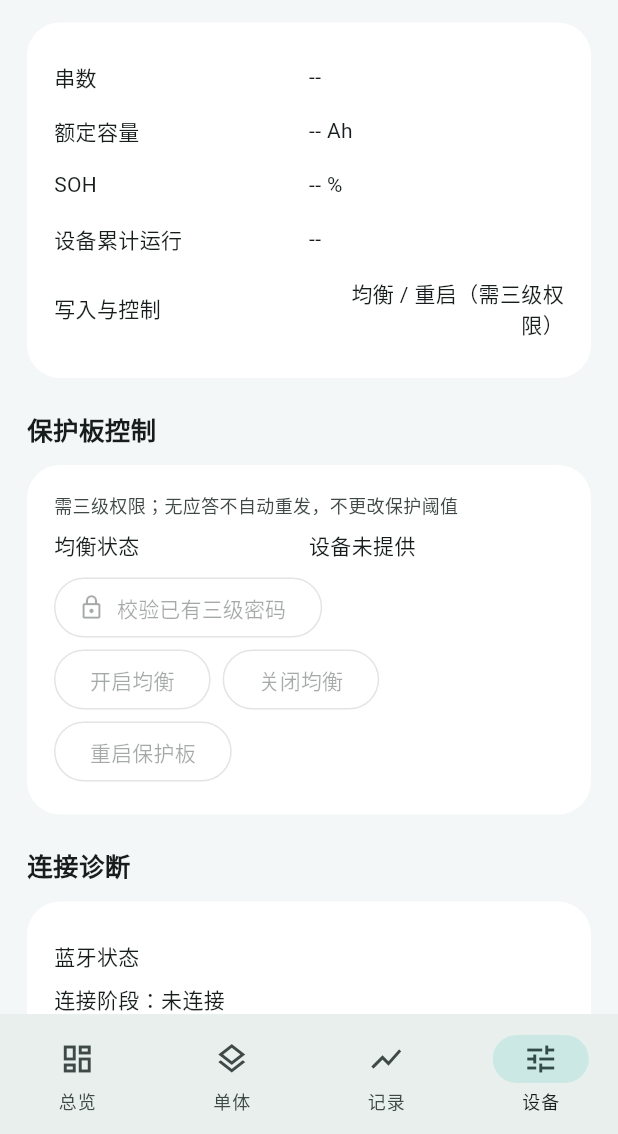
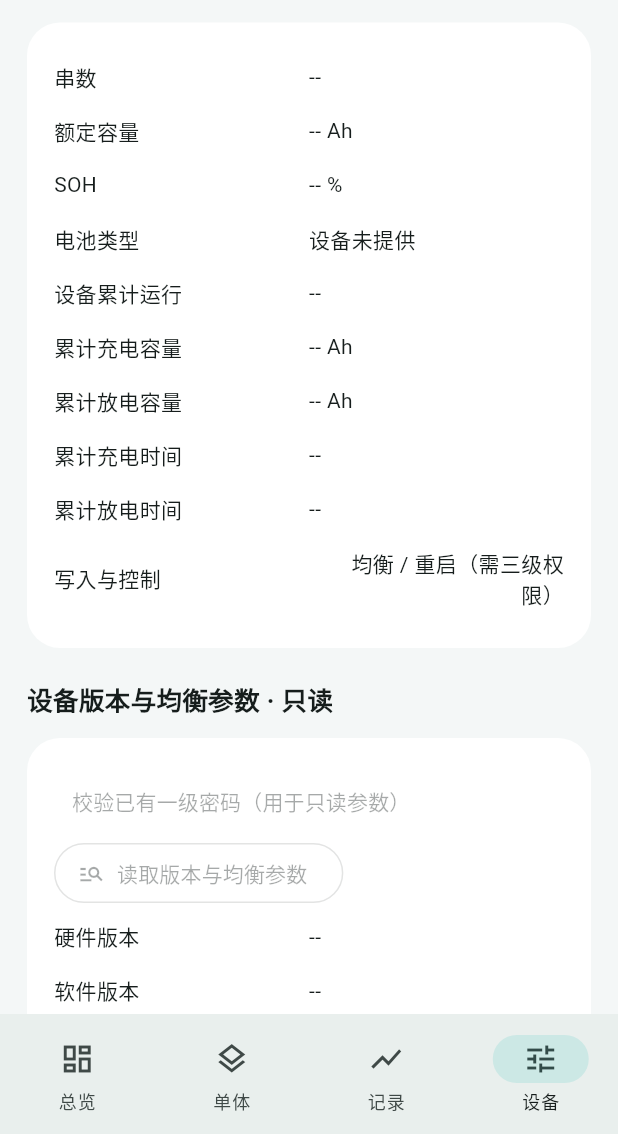
Before and after one commit to Boos4721/repo, a Flutter app: the screen it shows after launch, item 4 of the bottom bar chosen, scrolled down 576 dp, on a phone screen of 412 x 824 dp, the part 102-1236 px from its top. Run offline on Flutter 3.47's test engine with Material 3 defaults, Android fonts, the light colour scheme and no system bars; our stand-ins replace device_info_plus, geolocator, permission_handler, share_plus; missing offline and left inert: dart:ffi, flutter_reactive_ble.

Commit message:
Expand BMS read-only details, alarms, balancing and shorter realtime frames (v0.6.0)

```diff
--- a/app/lib/battery_controller.dart
+++ b/app/lib/battery_controller.dart
@@ -11,6 +11,7 @@ import 'core.dart';
 import 'ble_channel.dart';
 import 'record_archive.dart';
 import 'device_protocol.dart';
+import 'bms_details.dart';
 
 import 'package:device_info_plus/device_info_plus.dart';
 
@@ -109,10 +110,18 @@ class BatteryController extends ChangeNotifier {
   final meter = LanbaoProtocol();
   final Map<String, dynamic> _meterMetadata = {};
   bool commandBusy = false;
+  bool detailsBusy = false;
+  final Map<String, String> identity = {};
+  final Map<int, int> balanceParameters = {};
+  DateTime? detailsUpdated;
+  String? detailsResult;
+  Completer<List<int>>? _detailsReply;
+  int? _detailAddress;
+  int _detailLength = 0;
   String? commandResult;
   Completer<int>? _commandReply;
   int? _expectedFunction, _expectedRegister;
-  bool get canControl => _foreground && !isMeter && !stale && !commandBusy &&
+  bool get canControl => _foreground && !isMeter && !stale && !commandBusy && !detailsBusy &&
       state == LinkState.connected && (snapshot?['permission'] as num? ?? 0) >= 3;
 
   void setMeterMatchCode(String code) {
@@ -123,7 +132,7 @@ class BatteryController extends ChangeNotifier {
   }
 
   Future<int> _transact(List<int> frame, int function, int register) async {
-    if (isMeter || state != LinkState.connected || stale || _write == null || commandBusy) {
+    if (isMeter || state != LinkState.connected || stale || _write == null || commandBusy || detailsBusy) {
       throw StateError('需要新鲜数据与真实 ANT 直连，且无其他命令执行中');
     }
     commandBusy = true;
@@ -157,18 +166,71 @@ class BatteryController extends ChangeNotifier {
     }
   }
 
-  Future<void> authenticate(String password) async {
-    final frame = antUserPermission(password);
+  Future<void> authenticate(String password, {int level = 3}) async {
+    final frame = antUserPermission(password, level: level);
     try {
-      final level = await _transact(frame, 0x43, 346);
-      if (level < 0) throw StateError('连接已中断');
-      if (snapshot != null) snapshot!['permission'] = level;
-      commandResult = level >= 3 ? '设备返回 $level 级权限' : '校验未达到三级权限（返回 $level 级）';
+      final returnedLevel = await _transact(frame, 0x43, 330 + (level - 1) * 8);
+      if (returnedLevel < 0) throw StateError('连接已中断');
+      if (snapshot != null) snapshot!['permission'] = returnedLevel;
+      commandResult = returnedLevel >= level ? '设备返回 $returnedLevel 级权限' : '校验未达到 $level 级权限（返回 $returnedLevel 级）';
       log(commandResult!); // Password and credential frame never enter logs.
     } catch (_) {
       commandResult = '权限校验未确认，请重新连接后重试';
     }
     if (!_disposed) notifyListeners();
+  }
+
+  Future<void> readDetails() async {
+    if (!_foreground || isMeter || state != LinkState.connected || stale || commandBusy || detailsBusy ||
+        (snapshot?['permission'] as num? ?? 0) < 1) {
+      throw StateError('真实 ANT 直连且至少一级权限才能读取设备信息');
+    }
+    detailsBusy = true;
+    detailsResult = '读取设备版本与均衡参数…';
+    final epoch = _epoch;
+    notifyListeners();
+    try {
+      final deadline = DateTime.now().add(const Duration(seconds: 4));
+      while (_writing && DateTime.now().isBefore(deadline)) {
+        await Future<void>.delayed(const Duration(milliseconds: 30));
+      }
+      if (_writing) throw StateError('读取通道忙');
+      for (final block in [(620, 16, '硬件版本'), (636, 16, '软件版本'),
+          (262, 32, '电池编号'), (140, 12, '均衡参数')]) {
+        if (epoch != _epoch || _write == null || !_foreground) throw StateError('连接已变化');
+        final reply = Completer<List<int>>();
+        _detailsReply = reply;
+        _detailAddress = block.$1;
+        _detailLength = block.$2;
+        await _write!.write(antReadParameter(block.$1, block.$2), withResponse: _writeWithResponse)
+            .timeout(const Duration(seconds: 3));
+        final data = await reply.future.timeout(const Duration(seconds: 2));
+        if (epoch != _epoch || data.length != block.$2) throw StateError('未取得完整参数块');
+        if (block.$1 == 140) {
+          for (var i = 0; i < data.length; i += 2) {
+            balanceParameters[140 + i] = data[i] | data[i + 1] << 8;
+          }
+        } else {
+          identity[block.$3] = parameterAscii(data);
+        }
+        detailsUpdated = DateTime.now();
+        log('读取 ${block.$3} 完成（${data.length} 字节）');
+        _detailsReply = null;
+        _detailAddress = null;
+      }
+      detailsResult = '已读取版本 / 编号 / 均衡参数（只读）';
+    } catch (_) {
+      detailsResult = '读取未完成，已取得的字段保留；请核对权限与固件。';
+      // Isolate late replies from a subsequent read of the same block.
+      if (epoch == _epoch) await disconnect();
+    } finally {
+      _detailsReply = null;
+      _detailAddress = null;
+      detailsBusy = false;
+      _requestAt = DateTime.now();
+      if (state == LinkState.connected) await refresh();
+      if (!_disposed) notifyListeners();
+    }
   }
 
   Future<void> control(int command) async {
@@ -311,6 +373,10 @@ class BatteryController extends ChangeNotifier {
   Future<void> connect(DiscoveredDevice d, {String? meterCode}) async {
     await disconnect();
     if (_disposed) return;
+    identity.clear();
+    balanceParameters.clear();
+    detailsUpdated = null;
+    detailsResult = null;
     snapshot = null;
     updated = null;
     deviceId = d.id;
@@ -449,7 +515,7 @@ class BatteryController extends ChangeNotifier {
       if (_foreground && epoch == _epoch) {
         _send();
         final responseTimeout = state == LinkState.connected ? 5 : 10;
-        if (!commandBusy && _requestAt != null &&
+        if (!commandBusy && !detailsBusy && _requestAt != null &&
             DateTime.now().difference(_requestAt!).inSeconds >= responseTimeout) {
           _failed('$responseTimeout 秒内未收到有效实时应答（请求 $requestsSent，通知 $notificationCount，有效帧 $validFrames）');
         }
@@ -460,7 +526,7 @@ class BatteryController extends ChangeNotifier {
 
   bool _writeWithResponse = false;
   Future<void> _send() async {
-    if (_writing || commandBusy || _write == null || (!isMeter && core == null)) return;
+    if (_writing || commandBusy || detailsBusy || _write == null || (!isMeter && core == null)) return;
     _writing = true;
     final epoch = _epoch;
     final characteristic = _write!;
@@ -533,6 +599,11 @@ class BatteryController extends ChangeNotifier {
       } else if (event['type'] == 'segment') {
         final segment = event['data'] as Map;
         final data = List<int>.from(segment['data'] as List);
+        if (segment['address'] == 0xa1 && segment['function'] == 0x12 &&
+            segment['register'] == _detailAddress && data.length == _detailLength &&
+            _detailsReply != null && !_detailsReply!.isCompleted) {
+          _detailsReply!.complete(data);
+        }
         if (segment['address'] == 0xa1 && segment['function'] == _expectedFunction &&
             segment['register'] == _expectedRegister && data.length >= 2 &&
             _commandReply != null && !_commandReply!.isCompleted) {
@@ -554,6 +625,7 @@ class BatteryController extends ChangeNotifier {
       return;
     ++_epoch;
     if (_commandReply != null && !_commandReply!.isCompleted) _commandReply!.complete(-1);
+    if (_detailsReply != null && !_detailsReply!.isCompleted) _detailsReply!.complete([]);
     _poll?.cancel();
     _connection?.cancel();
     _notifications?.cancel();
@@ -584,6 +656,7 @@ class BatteryController extends ChangeNotifier {
     log('断开连接 / 停止扫描与重连');
     ++_epoch;
     if (_commandReply != null && !_commandReply!.isCompleted) _commandReply!.complete(-1);
+    if (_detailsReply != null && !_detailsReply!.isCompleted) _detailsReply!.complete([]);
     _scanTimer?.cancel();
     _poll?.cancel();
     _reconnectTimer?.cancel();
@@ -613,6 +686,10 @@ class BatteryController extends ChangeNotifier {
   Future<void> demo() async {
     await disconnect();
     if (_disposed) return;
+    identity.clear();
+    balanceParameters.clear();
+    detailsUpdated = null;
+    detailsResult = null;
     error = null;
     if (core == null) { error = startupError; notifyListeners(); return; }
     family = DeviceFamily.ant;
--- /dev/null
+++ b/app/lib/bms_details.dart
@@ -0,0 +1,162 @@
+// Dictionaries derived from maibms BitDict.kt (MIT); see NOTICE.md.
+const protectionNames = <int, String>{
+  0: '设置电芯类型',
+  1: '单体过压保护',
+  2: '单体2级过压',
+  3: '总压过压保护',
+  4: '单体欠压保护',
+  5: '单体2级欠压',
+  6: '总压欠压保护',
+  7: '单体压差保护',
+  8: '电池高温充电',
+  9: '电池高温放电',
+  10: 'MOS高温保护',
+  11: '电池低温充电',
+  12: '电池低温放电',
+  13: '充电过流保护',
+  14: '放电过流保护',
+  15: '放电二级过流',
+  16: '短路保护',
+  17: '控制放电开关1',
+  18: '控制放电开关2',
+  19: '控制放电开关3',
+  20: '控制放电开关4',
+  21: '控制充电开关1',
+  22: '控制充电开关2',
+  23: '控制充电开关3',
+  24: '控制充电开关4',
+  25: '均衡线掉串',
+  26: '电流异常',
+  27: '放电MOS异常',
+  28: '充电MOS异常',
+  29: '内部通信异常',
+  30: '预充失败',
+  31: 'BMS初始化',
+  32: '自检1',
+  33: '自检2',
+  34: '充电通信检测',
+  35: 'GPS丢失保护',
+  36: '防打火工作',
+  37: '自检3',
+  38: '请升级固件',
+  39: '继电器预充失败',
+  40: '继电器粘连',
+  41: '放电保险异常',
+  42: '充电保险异常',
+  43: '模组失联',
+  44: '可用时间到达',
+  45: '预放MOS异常',
+  46: '预充MOS异常',
+  47: '负载锁定开启',
+  48: '采集接收模式',
+  50: '采集Boot模式',
+};
+const warningNames = <int, String>{
+  0: '单体过压告警',
+  1: '总压过压告警',
+  2: '单体欠压告警',
+  3: '总压欠压告警',
+  4: '单体压差告警',
+  5: '电池充电高温',
+  6: '电池放电高温',
+  7: '电池充电低温',
+  8: '电池放电低温',
+  9: 'MOS高温告警',
+  10: '充电过流告警',
+  11: '放电过流告警',
+  12: 'SOC一级告警',
+  13: 'SOC二级告警',
+  14: '单体效验异常',
+  15: '总压效验异常',
+  16: '预充失败',
+  17: '电池充满',
+  18: '电池充电中',
+  19: '电池放电中',
+  20: 'CAN充电连接',
+  21: '485充电连接',
+  22: '充电连接CUR',
+  23: '充电MOS开',
+  24: '放电MOS开',
+  25: '均衡开',
+  26: '待机中',
+  27: '均衡极限',
+  28: '均衡压差',
+  29: '均衡自动',
+  30: '均衡过温',
+  31: '电压保护',
+  32: '温度保护',
+  33: '系统错误',
+  34: 'GPS通信丢失',
+  35: '均衡检测',
+  36: '电加热开启',
+  37: '强制输出中',
+  38: '蓝牙关闭',
+  39: '继电器预充中',
+  40: 'MOS预充中',
+  41: '充电继电器开',
+  42: '放电继电器开',
+  43: '时钟异常',
+  44: '强制开启充电',
+  45: '调试模式',
+  46: '可用时间到达',
+  47: '可用即将到达',
+  48: '防打火中',
+  49: '即将低压关机',
+  50: '蚂蚁充电连接',
+  51: '均衡等待',
+  52: '测试模式',
+  53: '内部通信不稳定',
+};
+const warningStateBits = {17,18,19,20,21,22,23,24,25,26,27,28,29,30,35,36,37,39,40,41,42,45,48,50,51,52};
+
+List<String> decodeBmsBits(String? hex, {bool warning = false, bool states = false}) {
+  if (hex == null) return ['设备未提供'];
+  final bits = BigInt.tryParse(hex, radix: 16);
+  if (bits == null) return ['位域格式无效'];
+  final dict = warning ? warningNames : protectionNames;
+  final result = <String>[];
+  for (var i = 0; i < 64; i++) {
+    if ((bits & (BigInt.one << i)) == BigInt.zero) continue;
+    if (warning && warningStateBits.contains(i) != states) continue;
+    result.add('bit$i · ${dict[i] ?? "未知位（保留）"}');
+  }
+  return result;
+}
+
+String batteryChemistry(num? value) => switch(value?.toInt()) {
+  0xfaf1 => '三元锂', 0xfaf2 => '磷酸铁锂', 0xfaf3 => '钛酸锂',
+  0xfaf6 => '钠电', 0xfaf7 => '磷酸锰铁锂', null => '设备未提供',
+  _ => '未知编码 0x${value!.toInt().toRadixString(16).toUpperCase()}',
+};
+
+String elapsedSeconds(num? value) {
+  if (value == null) return '--';
+  final seconds = value.toInt();
+  if (seconds < 0) return '无效时间';
+  return '${seconds ~/ 86400}天 ${seconds % 86400 ~/ 3600}小时 ${seconds % 3600 ~/ 60}分钟';
+}
+
+String parameterAscii(List<int> bytes) => String.fromCharCodes(bytes
+    .takeWhile((b) => b != 0).where((b) => b >= 32 && b <= 126)).trim();
+
+Map<String, num>? activeBalance(Map<String, dynamic>? snapshot) {
+  final type = snapshot?['bms_type'];
+  final raw = snapshot?['balance_raw'];
+  if (![1, 2].contains(type) || raw is! int) return null;
+  var current = raw >> 8 & 255;
+  if (current >= 128) current -= 256;
+  return {'cell': raw >> 24 & 255, 'resistance_mohm': (raw >> 16 & 255) / 100,
+    'current_a': current / (type == 2 ? 10 : 100), 'fault_raw': raw & 255};
+}
+
+const balanceParameterNames = <int, String>{
+  140: '均衡极限电压', 142: '充电均衡起控电压', 144: '均衡启动压差',
+  146: '均衡结束压差', 148: '均衡电流（原始值）', 150: '均衡充电电流',
+};
+
+String balanceParameterValue(int address, int? value) {
+  if (value == null) return '--';
+  if (address <= 146) return '${(value / 1000).toStringAsFixed(3)} V';
+  if (address == 150) return '${(value / 10).toStringAsFixed(1)} A';
+  return '$value';
+}
--- a/app/lib/main.dart
+++ b/app/lib/main.dart
@@ -9,6 +9,7 @@ import 'battery_controller.dart';
 import 'device_profile.dart';
 import 'gps_controller.dart';
 import 'device_protocol.dart';
+import 'bms_details.dart';
 
 void main() => runApp(const AntApp());
 
@@ -77,11 +78,11 @@ class _BatteryHomeState extends State<BatteryHome> with WidgetsBindingObserver {
       ]));
   }
 
-  Future<void> authenticateBoard() async {
+  Future<void> authenticateBoard({int level = 3}) async {
     final generation = c.connectionGeneration;
-    final password = await askSecret('校验三级权限', hint: '输入已有 8 位 ASCII 密码；不保存，不尝试默认密码');
+    final password = await askSecret('校验 $level 级权限', hint: '输入已有 8 位 ASCII 密码；不保存，不尝试默认密码');
     if (!mounted || password == null || generation != c.connectionGeneration) return;
-    try { await c.authenticate(password); }
+    try { await c.authenticate(password, level: level); }
     catch (error) {
       if (mounted) ScaffoldMessenger.of(context).showSnackBar(SnackBar(content: Text('$error')));
     }
@@ -511,18 +512,16 @@ class _BatteryHomeState extends State<BatteryHome> with WidgetsBindingObserver {
         ),
       ),
       heading('保护与告警'),
-      box(
-        Column(
-          crossAxisAlignment: CrossAxisAlignment.start,
-          children: [
-            Text('保护位：${s?['protection_bits'] ?? '--'}'),
-            const SizedBox(height: 8),
-            Text('告警位：${s?['warning_bits'] ?? '--'}'),
-            const SizedBox(height: 8),
-            muted('保留原始位域，未知位不会被隐藏。'),
-          ],
-        ),
-      ),
+      box(Column(crossAxisAlignment: CrossAxisAlignment.start, children: [
+        Text('保护：${decodeBmsBits(s?['protection_bits'] as String?).join("；").isEmpty ? "无已报告保护位" : decodeBmsBits(s?['protection_bits'] as String?).join("；")}'),
+        const SizedBox(height: 8),
+        Text('告警：${decodeBmsBits(s?['warning_bits'] as String?, warning: true).join("；").isEmpty ? "无已报告告警位" : decodeBmsBits(s?['warning_bits'] as String?, warning: true).join("；")}'),
+        ExpansionTile(tilePadding: EdgeInsets.zero, title: const Text('运行状态与原始位域'), children: [
+          Text(decodeBmsBits(s?['warning_bits'] as String?, warning: true, states: true).join('；')),
+          SelectableText('保护：${s?['protection_bits'] ?? "--"}\n告警：${s?['warning_bits'] ?? "--"}'),
+        ]),
+        muted(c.stale ? '连接未更新：上述为最后读数，不能用于判断当前故障' : '状态位与告警分开显示，未知位保留'),
+      ])),
       if (s == null)
         Padding(
           padding: const EdgeInsets.only(top: 20),
@@ -996,7 +995,12 @@ class _BatteryHomeState extends State<BatteryHome> with WidgetsBindingObserver {
           param('串数', c.isMeter ? '${s?['reported_cell_count'] ?? "--"}' : s == null ? '--' : '${(s!['cells'] as List).length}'),
           param('额定容量', '${number('capacity_ah', 1)} Ah'),
           param('SOH', '${number('soh', 0)} %'),
+          param('电池类型', batteryChemistry(s?['battery_type'] as num?)),
           param('设备累计运行', s?['runtime_s'] == null ? '--' : '${s!['runtime_s']} 秒'),
+          param('累计充电容量', '${number('total_charge_ah', 3)} Ah'),
+          param('累计放电容量', '${number('total_discharge_ah', 3)} Ah'),
+          param('累计充电时间', elapsedSeconds(s?['total_charge_s'] as num?)),
+          param('累计放电时间', elapsedSeconds(s?['total_discharge_s'] as num?)),
           param('写入与控制', c.isMeter ? '中继只读' : '均衡 / 重启（需三级权限）'),
           if (c.isMeter) param('中继保护板名称', s?['relay_name']?.toString() ?? '--'),
           if (c.isMeter) param('中继保护板 MAC', s?['relay_mac']?.toString() ?? '--'),
@@ -1006,6 +1010,40 @@ class _BatteryHomeState extends State<BatteryHome> with WidgetsBindingObserver {
         ],
       ),
     ),
+    heading('设备版本与均衡参数 · 只读'),
+    box(Column(crossAxisAlignment: CrossAxisAlignment.start, children: [
+      if (!c.isMeter) TextButton(
+        onPressed: c.state == LinkState.connected && !c.stale && !c.commandBusy && !c.detailsBusy ? () => authenticateBoard(level: 1) : null,
+        child: const Text('校验已有一级密码（用于只读参数）')),
+      if (!c.isMeter) OutlinedButton.icon(
+        onPressed: c.state == LinkState.connected && !c.stale && !c.commandBusy && !c.detailsBusy &&
+            (s?['permission'] as num? ?? 0) >= 1 ? () async {
+          try { await c.readDetails(); }
+          catch (error) {
+            if (mounted) ScaffoldMessenger.of(context).showSnackBar(SnackBar(content: Text('$error')));
+          }
+        } : null,
+        icon: const Icon(Icons.manage_search), label: Text(c.detailsBusy ? '读取中…' : '读取版本与均衡参数')),
+      if (c.isMeter) muted('蓝宝版本来自模块表2；不读取或修改保护板参数'),
+      if (!c.isMeter) ...['硬件版本', '软件版本', '电池编号'].map((name) => param(name, c.identity[name]?.isNotEmpty == true ? c.identity[name]! : '--')),
+      if (!c.isMeter) ...balanceParameterNames.entries.map((entry) => param(entry.value,
+          balanceParameterValue(entry.key, c.balanceParameters[entry.key]))),
+      if (c.detailsUpdated != null) muted('最后读取：${c.detailsUpdated!.toLocal()}'),
+      if (c.detailsResult != null) Text(c.detailsResult!),
+      if (!c.isMeter) muted('至少一级权限；仅读取指定非密码块，未取得的值显示 --'),
+    ])),
+    heading('均衡详情'),
+    box(Column(crossAxisAlignment: CrossAxisAlignment.start, children: [
+      param('均衡状态', balanceText(s)),
+      if (activeBalance(s) != null) ...[
+        param('主动均衡串号', '${activeBalance(s)!['cell']}'),
+        param('主动均衡电流', '${activeBalance(s)!['current_a']} A'),
+        param('均衡线阻', '${activeBalance(s)!['resistance_mohm']} mΩ'),
+        param('均衡故障原始码', '${activeBalance(s)!['fault_raw']}'),
+      ] else if (s?['bms_type'] == 33) muted('类型33需扩展机型证据，本版保留原始值，不猜测主动均衡'),
+      if (s?['balance_raw'] != null) param('均衡原始值', '0x${(s!['balance_raw'] as num).toInt().toRadixString(16).padLeft(8, "0").toUpperCase()}'),
+      muted(c.stale ? '最后读数，当前状态未确认' : '主动均衡解析只对已确认的类型1/2开放'),
+    ])),
     heading('保护板控制'),
     box(Column(crossAxisAlignment: CrossAxisAlignment.start, children: [
       muted(c.state == LinkState.demo ? '模拟模式不发送控制命令'
@@ -1013,7 +1051,7 @@ class _BatteryHomeState extends State<BatteryHome> with WidgetsBindingObserver {
           : '需三级权限；无应答不自动重发，不更改保护阈值'),
       param('均衡状态', balanceText(s)),
       OutlinedButton.icon(
-        onPressed: !c.isMeter && c.state == LinkState.connected && !c.stale && !c.commandBusy ? authenticateBoard : null,
+        onPressed: !c.isMeter && c.state == LinkState.connected && !c.stale && !c.commandBusy && !c.detailsBusy ? authenticateBoard : null,
         icon: const Icon(Icons.lock_outline), label: const Text('校验已有三级密码')),
       Wrap(spacing: 8, children: [
         OutlinedButton(onPressed: c.canControl ? () => controlBoard(13, '开启均衡') : null, child: const Text('开启均衡')),
@@ -1069,7 +1107,7 @@ class _BatteryHomeState extends State<BatteryHome> with WidgetsBindingObserver {
       ),
     ),
     heading('关于应用'),
-    box(const Text('ANT BMS · v0.5.1\n电池监控、GPS 车速与充放电记录')),
+    box(const Text('ANT BMS · v0.6.0\n电池监控、GPS 车速与充放电记录')),
   ];
   Widget param(String label, String value) => Padding(
     padding: const EdgeInsets.symmetric(vertical: 8),
--- a/app/pubspec.yaml
+++ b/app/pubspec.yaml
@@ -1,7 +1,7 @@
 name: ant_bms
 description: ANT BMS third-party Rust and Flutter client.
 publish_to: none
-version: 0.5.1+8
+version: 0.6.0+9
 environment:
   sdk: '>=3.6.0 <4.0.0'
 dependencies:
```
Also changed, not shown: app/lib/device_protocol.dart (+13 -3 lines), tools/bms_details_smoke.dart (added, +28 -0 lines), 5 other files.
